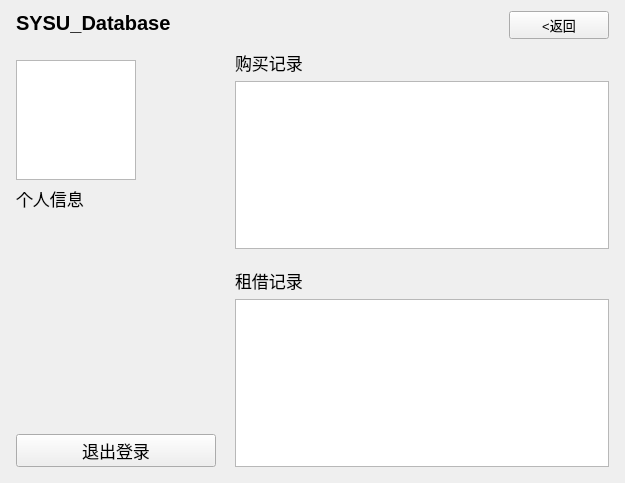
Above: qt/ui/user_person.ui from dsh-weedy/SYSU-database-ex before the change. Below: the same form after it.
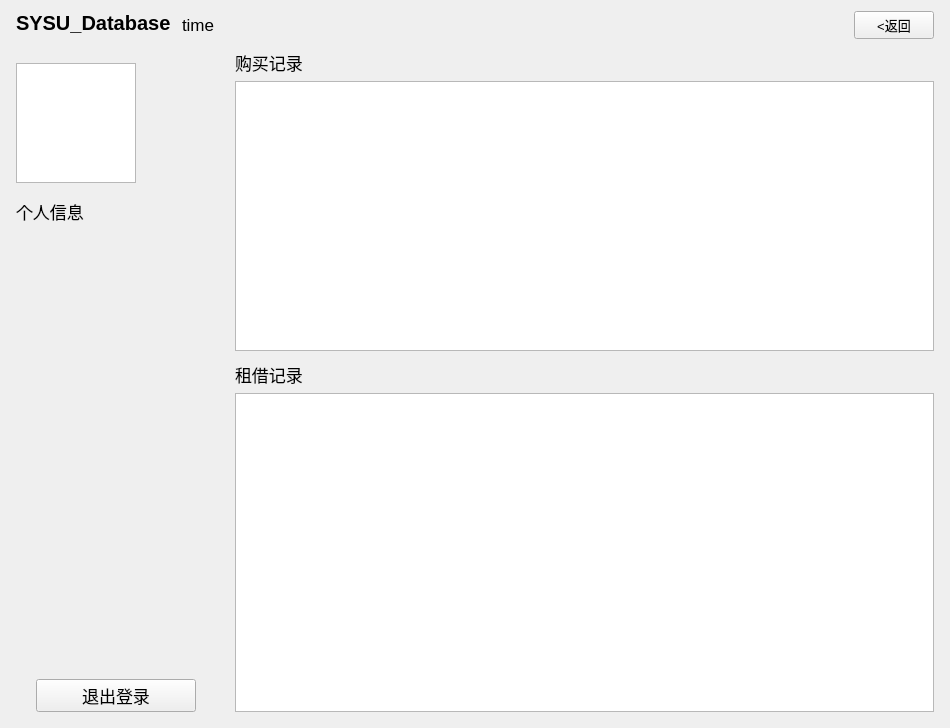
That is the form after the change.

The edit to the form file:
```diff
--- a/qt/ui/user_person.ui
+++ b/qt/ui/user_person.ui
@@ -6,14 +6,14 @@
    <rect>
     <x>0</x>
     <y>0</y>
-    <width>625</width>
-    <height>483</height>
+    <width>950</width>
+    <height>728</height>
    </rect>
   </property>
   <property name="windowTitle">
    <string>Form</string>
   </property>
-  <layout class="QHBoxLayout" name="horizontalLayout_3">
+  <layout class="QHBoxLayout" name="horizontalLayout_4">
    <item>
     <spacer name="horizontalSpacer_3">
      <property name="orientation">
@@ -25,7 +25,7 @@
      <property name="sizeHint" stdset="0">
       <size>
        <width>5</width>
-       <height>20</height>
+       <height>17</height>
       </size>
      </property>
     </spacer>
@@ -51,6 +51,50 @@
          </property>
         </widget>
        </item>
+       <item>
+        <spacer name="horizontalSpacer_7">
+         <property name="orientation">
+          <enum>Qt::Horizontal</enum>
+         </property>
+         <property name="sizeType">
+          <enum>QSizePolicy::Fixed</enum>
+         </property>
+         <property name="sizeHint" stdset="0">
+          <size>
+           <width>5</width>
+           <height>20</height>
+          </size>
+         </property>
+        </spacer>
+       </item>
+       <item>
+        <widget class="QLabel" name="label_time">
+         <property name="font">
+          <font>
+           <pointsize>13</pointsize>
+          </font>
+         </property>
+         <property name="text">
+          <string>time</string>
+         </property>
+         <property name="alignment">
+          <set>Qt::AlignLeading|Qt::AlignLeft|Qt::AlignVCenter</set>
+         </property>
+        </widget>
+       </item>
+       <item>
+        <spacer name="horizontalSpacer_6">
+         <property name="orientation">
+          <enum>Qt::Horizontal</enum>
+         </property>
+         <property name="sizeHint" stdset="0">
+          <size>
+           <width>40</width>
+           <height>20</height>
+          </size>
+         </property>
+        </spacer>
+       </item>
        <item>
         <widget class="QPushButton" name="pushButton_back">
          <property name="maximumSize">
@@ -81,14 +125,14 @@
        </property>
        <property name="sizeHint" stdset="0">
         <size>
-         <width>10</width>
+         <width>13</width>
          <height>5</height>
         </size>
        </property>
       </spacer>
      </item>
      <item>
-      <layout class="QHBoxLayout" name="horizontalLayout_2">
+      <layout class="QHBoxLayout" name="horizontalLayout_3">
        <item>
         <layout class="QVBoxLayout" name="verticalLayout">
          <item>
@@ -102,7 +146,7 @@
            <property name="sizeHint" stdset="0">
             <size>
              <width>20</width>
-             <height>10</height>
+             <height>13</height>
             </size>
            </property>
           </spacer>
@@ -134,6 +178,22 @@
            </property>
           </widget>
          </item>
+         <item>
+          <spacer name="verticalSpacer_3">
+           <property name="orientation">
+            <enum>Qt::Vertical</enum>
+           </property>
+           <property name="sizeType">
+            <enum>QSizePolicy::Fixed</enum>
+           </property>
+           <property name="sizeHint" stdset="0">
+            <size>
+             <width>20</width>
+             <height>10</height>
+            </size>
+           </property>
+          </spacer>
+         </item>
          <item>
           <widget class="QLabel" name="label_info">
            <property name="minimumSize">
@@ -156,16 +216,52 @@
           </widget>
          </item>
          <item>
-          <widget class="QPushButton" name="pushButton_signout">
-           <property name="font">
-            <font>
-             <pointsize>13</pointsize>
-            </font>
-           </property>
-           <property name="text">
-            <string>退出登录</string>
-           </property>
-          </widget>
+          <layout class="QHBoxLayout" name="horizontalLayout_2">
+           <item>
+            <spacer name="horizontalSpacer">
+             <property name="orientation">
+              <enum>Qt::Horizontal</enum>
+             </property>
+             <property name="sizeType">
+              <enum>QSizePolicy::Fixed</enum>
+             </property>
+             <property name="sizeHint" stdset="0">
+              <size>
+               <width>20</width>
+               <height>20</height>
+              </size>
+             </property>
+            </spacer>
+           </item>
+           <item>
+            <widget class="QPushButton" name="pushButton_signout">
+             <property name="font">
+              <font>
+               <pointsize>13</pointsize>
+              </font>
+             </property>
+             <property name="text">
+              <string>退出登录</string>
+             </property>
+            </widget>
+           </item>
+           <item>
+            <spacer name="horizontalSpacer_5">
+             <property name="orientation">
+              <enum>Qt::Horizontal</enum>
+             </property>
+             <property name="sizeType">
+              <enum>QSizePolicy::Fixed</enum>
+             </property>
+             <property name="sizeHint" stdset="0">
+              <size>
+               <width>20</width>
+               <height>20</height>
+              </size>
+             </property>
+            </spacer>
+           </item>
+          </layout>
          </item>
         </layout>
        </item>
@@ -200,7 +296,20 @@
           </widget>
          </item>
          <item>
-          <widget class="QListWidget" name="listWidget_1"/>
+          <widget class="QListWidget" name="listWidget_1">
+           <property name="minimumSize">
+            <size>
+             <width>0</width>
+             <height>270</height>
+            </size>
+           </property>
+           <property name="maximumSize">
+            <size>
+             <width>16777215</width>
+             <height>270</height>
+            </size>
+           </property>
+          </widget>
          </item>
          <item>
           <spacer name="verticalSpacer">
@@ -213,7 +322,7 @@
            <property name="sizeHint" stdset="0">
             <size>
              <width>20</width>
-             <height>13</height>
+             <height>5</height>
             </size>
            </property>
           </spacer>
@@ -233,7 +342,20 @@
             </widget>
            </item>
            <item>
-            <widget class="QListWidget" name="listWidget_2"/>
+            <widget class="QListWidget" name="listWidget_2">
+             <property name="minimumSize">
+              <size>
+               <width>0</width>
+               <height>290</height>
+              </size>
+             </property>
+             <property name="maximumSize">
+              <size>
+               <width>16777215</width>
+               <height>16777215</height>
+              </size>
+             </property>
+            </widget>
            </item>
           </layout>
          </item>
@@ -270,7 +392,7 @@
      <property name="sizeHint" stdset="0">
       <size>
        <width>5</width>
-       <height>20</height>
+       <height>5</height>
       </size>
      </property>
     </spacer>
```
